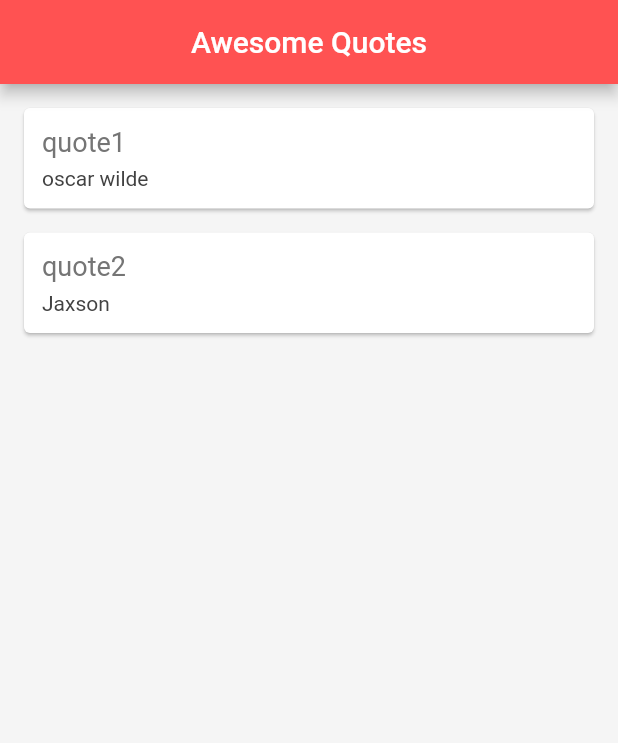
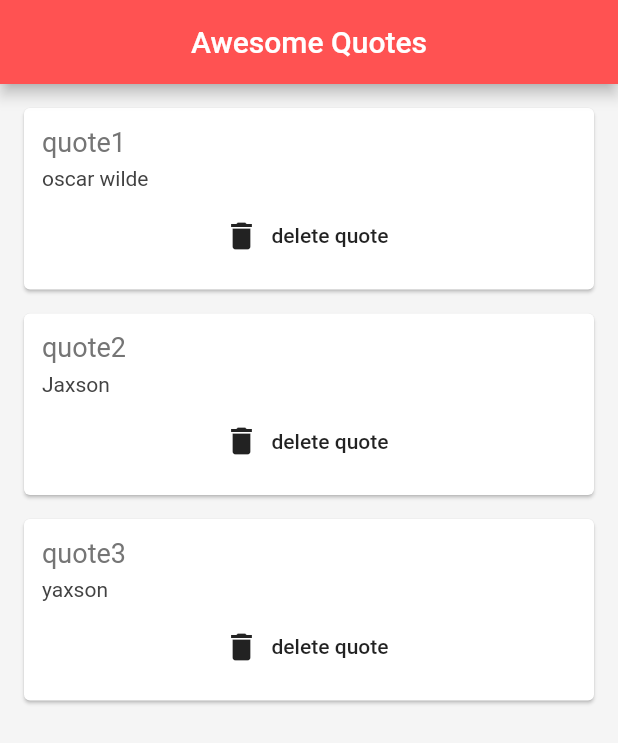
Before and after one commit to Abdo-N/Quotelist_tutorial, a Flutter app: the screen it shows after launch, on a phone screen of 412 x 824 dp. Shown: the top 743 px of the screen. Run offline on Flutter 3.47's test engine with Material 2 defaults, Android fonts, the phone set to English and light mode, and no system bars.

Commit message:
delete quote and added a new quote

```diff
--- a/lib/main.dart
+++ b/lib/main.dart
@@ -16,6 +16,7 @@ class _QuoteListState extends State<QuoteList> {
     //this list is off type quote not string because they are quotes now
     Quote(author: 'oscar wilde', text: 'quote1'),
     Quote(author: 'Jaxson', text: 'quote2'),
+    Quote(author: 'yaxson', text: 'quote3')
   ];
 
   @override
@@ -28,7 +29,15 @@ class _QuoteListState extends State<QuoteList> {
         backgroundColor: Colors.redAccent,
       ),
       body: Column(
-        children: quotes.map((quote) => QuoteCard(quote: quote)).toList(),
+        children: quotes
+            .map((quote) => QuoteCard(
+                quote: quote,
+                delete: () {
+                  setState(() {
+                    quotes.remove(quote);
+                  });
+                }))
+            .toList(),
       ),
     );
   }
--- a/lib/quote_card.dart
+++ b/lib/quote_card.dart
@@ -3,7 +3,8 @@ import 'quote.dart'; //we imported our class
 
 class QuoteCard extends StatelessWidget {
   final Quote quote;
-  QuoteCard({this.quote});
+  final Function delete;
+  QuoteCard({this.quote, this.delete});
 
   @override
   Widget build(BuildContext context) {
@@ -29,6 +30,12 @@ class QuoteCard extends StatelessWidget {
                 color: Colors.grey[800],
               ),
             ),
+            SizedBox(height: 6),
+            FlatButton.icon(
+              onPressed: delete,
+              label: Text('delete quote'),
+              icon: Icon(Icons.delete),
+            ),
           ],
         ),
       ),
```
